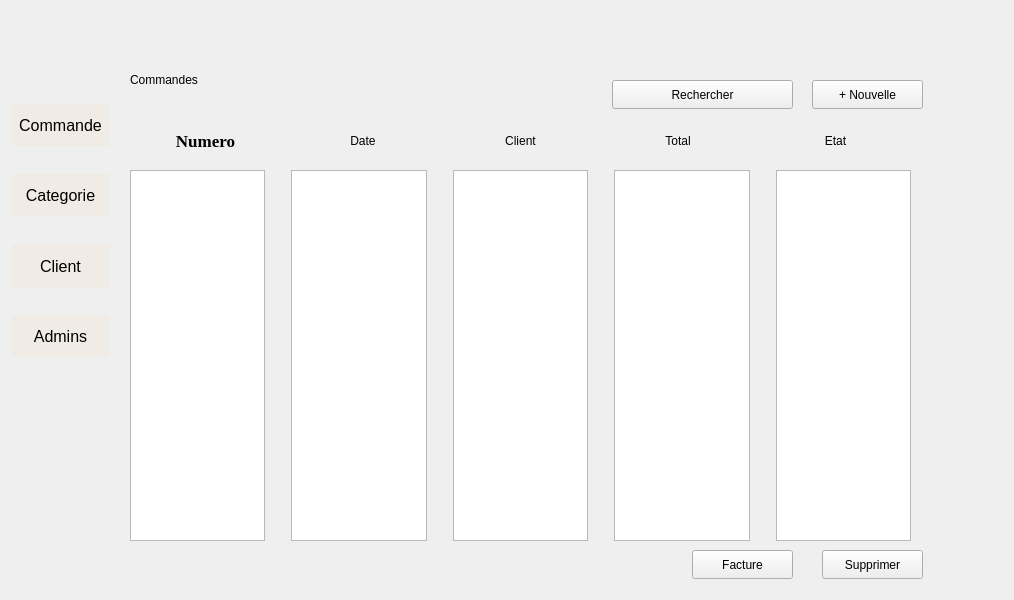
Above: gestion/clientwindow.ui from blackjack465/QT-Project before the change. Below: the same form after it.
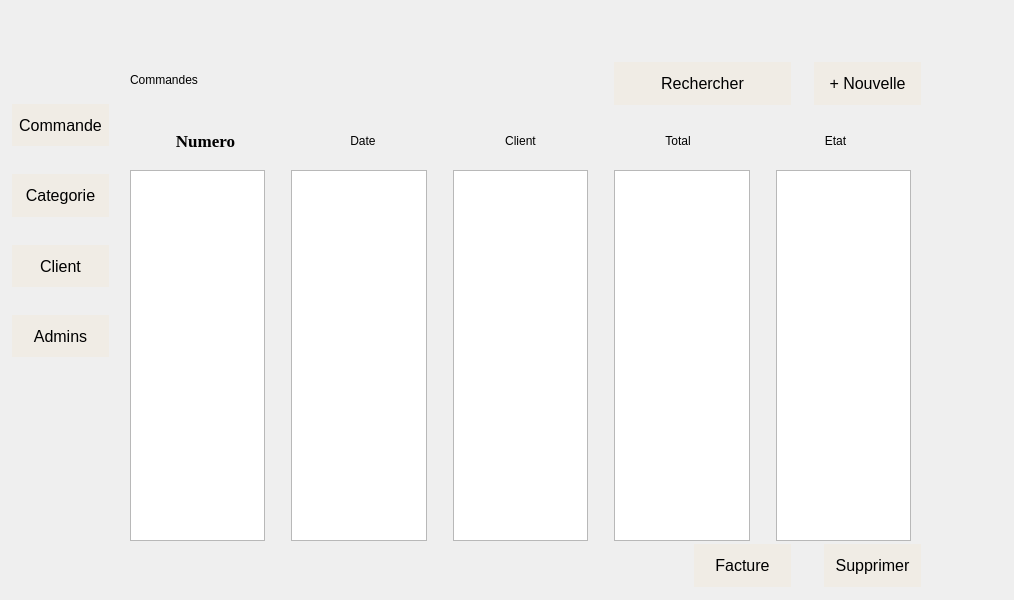
That is the form after the change. The open tabs and pages were chosen to show the change.

```diff
--- a/gestion/clientwindow.ui
+++ b/gestion/clientwindow.ui
@@ -638,11 +638,36 @@
       <property name="geometry">
        <rect>
         <x>692</x>
-        <y>20</y>
+        <y>-2</y>
         <width>111</width>
-        <height>29</height>
+        <height>51</height>
        </rect>
       </property>
+      <property name="styleSheet">
+       <string notr="true">/* Estilo para los botones (QPushButton) */
+QPushButton {
+    font-size: 16px;
+    background-color: #F0ECE5; /* Fondo marrón */
+    color: black; /* Texto color negro */
+    border: none;
+    border-radius: 0;
+padding : 10px;
+    text-align: center;
+    text-decoration: none;
+    display: inline-block;
+    margin: 4px 2px;
+    cursor: pointer;
+    transition: background-color 0.3s, color 0.3s; /* Transición suave */
+}
+
+/* Cambio de color al pasar el ratón sobre el botón */
+QPushButton:hover {
+    background-color: #31304D; 
+    color: white; 
+	border : 1px solid #F0ECE5;
+    border-radius: 5px;
+}</string>
+      </property>
       <property name="text">
        <string>+ Nouvelle</string>
       </property>
@@ -651,11 +676,36 @@
       <property name="geometry">
        <rect>
         <x>702</x>
-        <y>490</y>
+        <y>480</y>
         <width>101</width>
-        <height>29</height>
+        <height>51</height>
        </rect>
       </property>
+      <property name="styleSheet">
+       <string notr="true">/* Estilo para los botones (QPushButton) */
+QPushButton {
+    font-size: 16px;
+    background-color: #F0ECE5; /* Fondo marrón */
+    color: black; /* Texto color negro */
+    border: none;
+    border-radius: 0;
+padding : 10px;
+    text-align: center;
+    text-decoration: none;
+    display: inline-block;
+    margin: 4px 2px;
+    cursor: pointer;
+    transition: background-color 0.3s, color 0.3s; /* Transición suave */
+}
+
+/* Cambio de color al pasar el ratón sobre el botón */
+QPushButton:hover {
+    background-color: #31304D; 
+    color: white; 
+	border : 1px solid #F0ECE5;
+    border-radius: 5px;
+}</string>
+      </property>
       <property name="text">
        <string>Supprimer</string>
       </property>
@@ -664,11 +714,36 @@
       <property name="geometry">
        <rect>
         <x>572</x>
-        <y>490</y>
+        <y>480</y>
         <width>101</width>
-        <height>29</height>
+        <height>51</height>
        </rect>
       </property>
+      <property name="styleSheet">
+       <string notr="true">/* Estilo para los botones (QPushButton) */
+QPushButton {
+    font-size: 16px;
+    background-color: #F0ECE5; /* Fondo marrón */
+    color: black; /* Texto color negro */
+    border: none;
+    border-radius: 0;
+padding : 10px;
+    text-align: center;
+    text-decoration: none;
+    display: inline-block;
+    margin: 4px 2px;
+    cursor: pointer;
+    transition: background-color 0.3s, color 0.3s; /* Transición suave */
+}
+
+/* Cambio de color al pasar el ratón sobre el botón */
+QPushButton:hover {
+    background-color: #31304D; 
+    color: white; 
+	border : 1px solid #F0ECE5;
+    border-radius: 5px;
+}</string>
+      </property>
       <property name="text">
        <string>Facture</string>
       </property>
@@ -677,11 +752,36 @@
       <property name="geometry">
        <rect>
         <x>492</x>
-        <y>20</y>
+        <y>-2</y>
         <width>181</width>
-        <height>29</height>
+        <height>51</height>
        </rect>
       </property>
+      <property name="styleSheet">
+       <string notr="true">/* Estilo para los botones (QPushButton) */
+QPushButton {
+    font-size: 16px;
+    background-color: #F0ECE5; /* Fondo marrón */
+    color: black; /* Texto color negro */
+    border: none;
+    border-radius: 0;
+padding : 8px;
+    text-align: center;
+    text-decoration: none;
+    display: inline-block;
+    margin: 4px 2px;
+    cursor: pointer;
+    transition: background-color 0.3s, color 0.3s; /* Transición suave */
+}
+
+/* Cambio de color al pasar el ratón sobre el botón */
+QPushButton:hover {
+    background-color: #31304D; 
+    color: white; 
+	border : 1px solid #F0ECE5;
+    border-radius: 5px;
+}</string>
+      </property>
       <property name="text">
        <string>Rechercher</string>
       </property>
```
Left out of the diff: 2 changed lines with no effect on the pictures.
